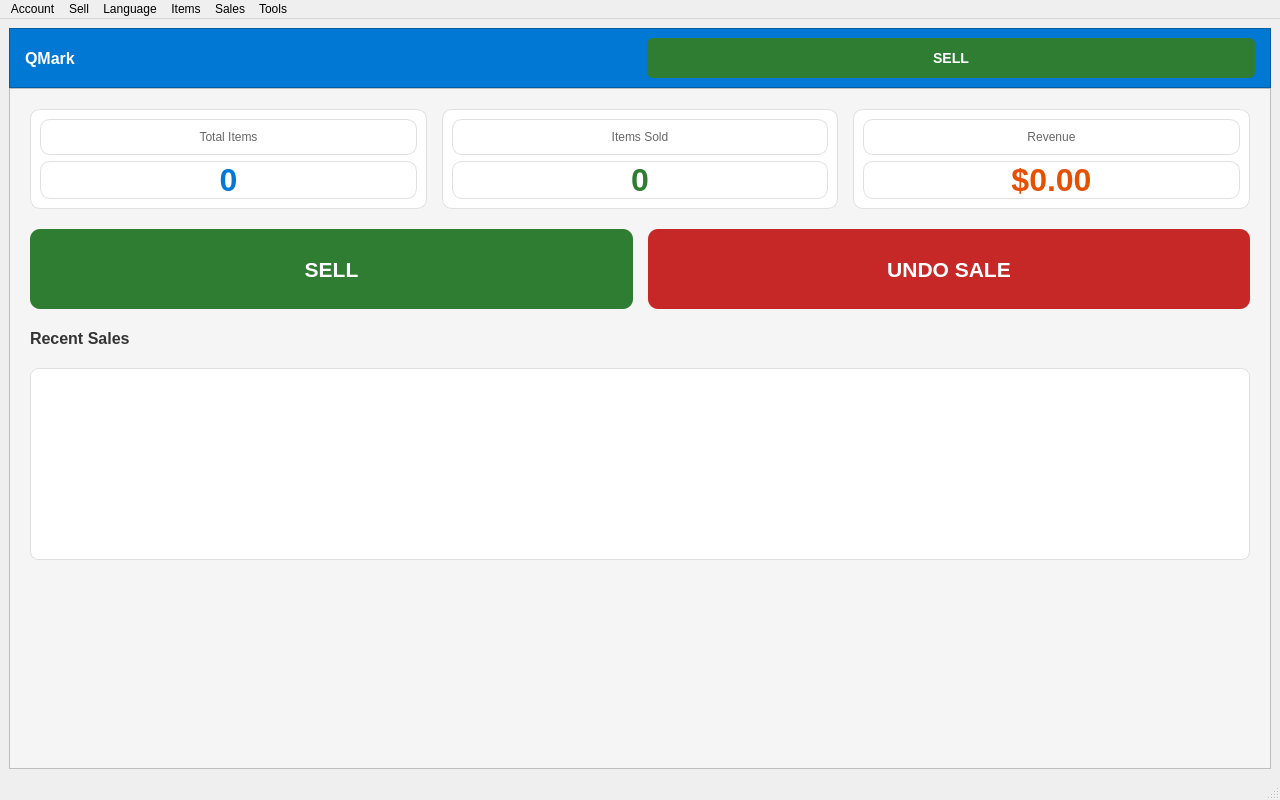
Above: src/app/mainwindow.ui from C0m3b4ck/QMark before the change. Below: the same form after it.
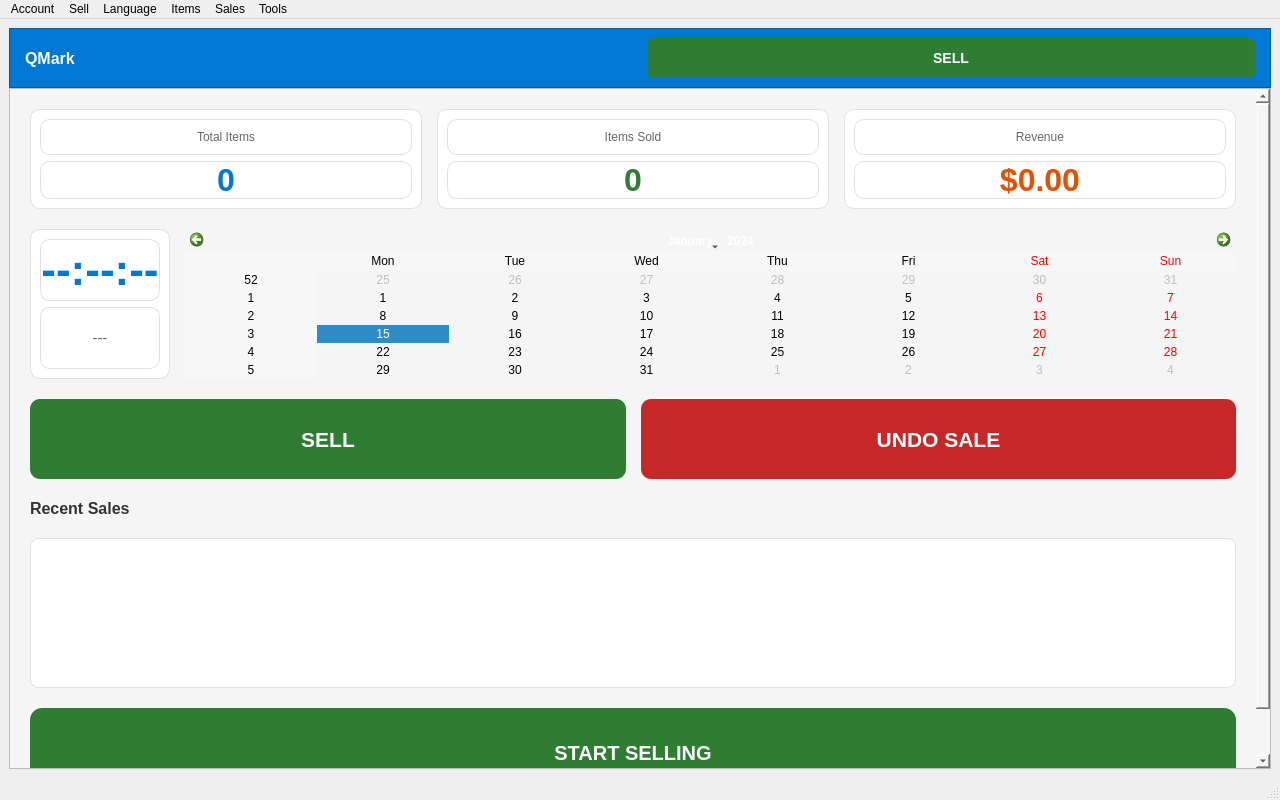
That is the form after the change. The open tabs and pages were chosen to show the change.

Commit message: POS keybinds work with search focused; dashboard clock/calendar + Start Selling; resizable report splitters; timestamped PDF with clean font

```diff
--- a/src/app/mainwindow.ui
+++ b/src/app/mainwindow.ui
@@ -435,6 +435,74 @@
               </item>
              </layout>
             </item>
+            <!-- Clock & calendar -->
+            <item>
+             <layout class="QHBoxLayout" name="clockCalendarLayout">
+              <property name="spacing">
+               <number>15</number>
+              </property>
+              <item>
+               <widget class="QFrame" name="cardClock">
+                <property name="maximumSize">
+                 <size>
+                  <width>360</width>
+                  <height>16777215</height>
+                 </size>
+                </property>
+                <property name="minimumSize">
+                 <size>
+                  <width>0</width>
+                  <height>150</height>
+                 </size>
+                </property>
+                <property name="styleSheet">
+                 <string notr="true">QFrame { background: white; border-radius: 10px; border: 1px solid #e0e0e0; }</string>
+                </property>
+                <layout class="QVBoxLayout" name="cardClockLayout">
+                 <item>
+                  <widget class="QLabel" name="lblClockTime">
+                   <property name="text">
+                    <string>--:--:--</string>
+                   </property>
+                   <property name="styleSheet">
+                    <string notr="true">color: #0078d4; font-size: 44px; font-weight: bold;</string>
+                   </property>
+                   <property name="alignment">
+                    <set>Qt::AlignCenter</set>
+                   </property>
+                  </widget>
+                 </item>
+                 <item>
+                  <widget class="QLabel" name="lblClockDate">
+                   <property name="text">
+                    <string>---</string>
+                   </property>
+                   <property name="styleSheet">
+                    <string notr="true">color: #666; font-size: 15px;</string>
+                   </property>
+                   <property name="alignment">
+                    <set>Qt::AlignCenter</set>
+                   </property>
+                  </widget>
+                 </item>
+                </layout>
+               </widget>
+              </item>
+              <item>
+               <widget class="QCalendarWidget" name="calendarDashboard">
+                <property name="minimumSize">
+                 <size>
+                  <width>240</width>
+                  <height>150</height>
+                 </size>
+                </property>
+                <property name="styleSheet">
+                 <string notr="true">QCalendarWidget { background: white; border-radius: 10px; border: 1px solid #e0e0e0; }</string>
+                </property>
+               </widget>
+              </item>
+             </layout>
+            </item>
             <!-- Quick actions -->
             <item>
              <layout class="QHBoxLayout" name="actionsLayout">
@@ -519,6 +587,32 @@
               </property>
              </widget>
             </item>
+            <item>
+             <widget class="QPushButton" name="btnStartSelling">
+              <property name="text">
+               <string>START SELLING</string>
+              </property>
+              <property name="minimumSize">
+               <size>
+                <width>0</width>
+                <height>90</height>
+               </size>
+              </property>
+              <property name="font">
+               <font>
+                <pointsize>20</pointsize>
+                <weight>75</weight>
+                <bold>true</bold>
+               </font>
+              </property>
+              <property name="styleSheet">
+               <string notr="true">QPushButton { background-color: #2e7d32; color: white; border: none; border-radius: 12px; font-size: 20px; font-weight: bold; } QPushButton:hover { background-color: #1b5e20; }</string>
+              </property>
+              <property name="cursor">
+               <enum>Qt::PointingHandCursor</enum>
+              </property>
+             </widget>
+            </item>
             <item>
              <spacer name="dashboardSpacer">
               <property name="orientation">
```
Left out of the diff: 32 changed lines with no effect on the pictures. Lines whose indentation alone changed are shown as unchanged. The commit also changes 9 other files.
